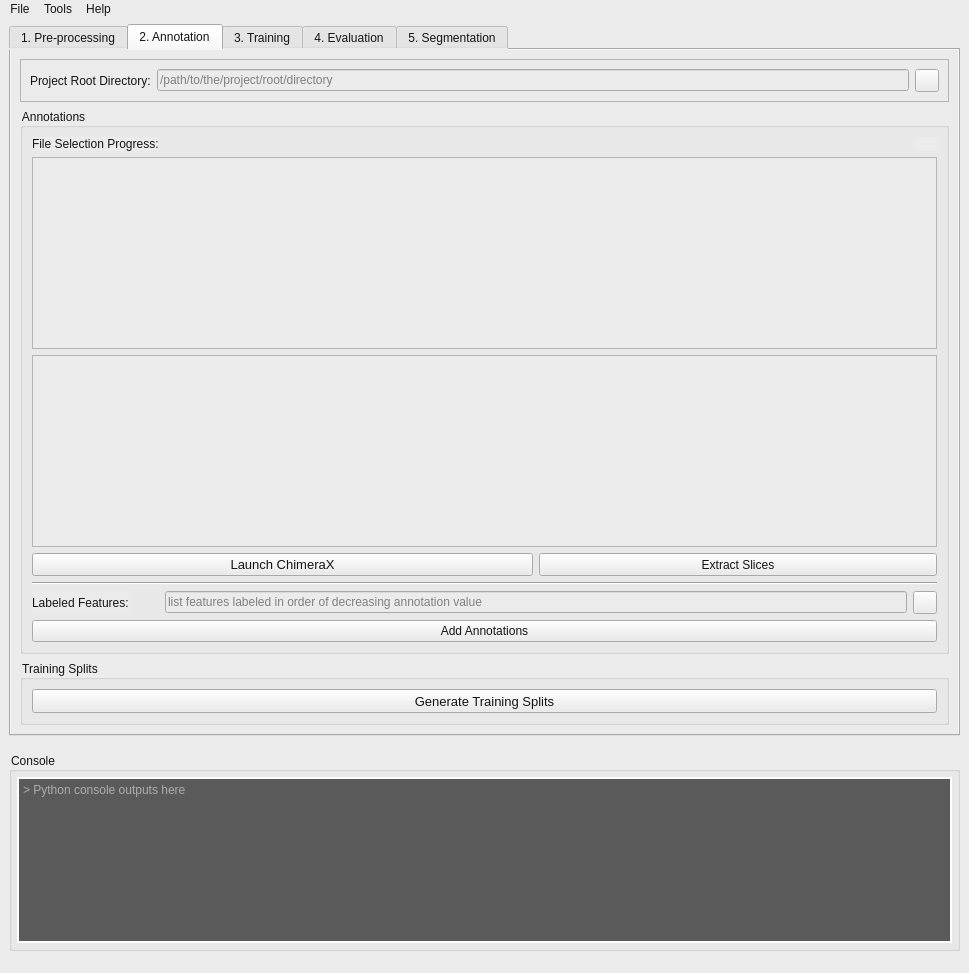
VivianDLi/CryoViT-UI, file qt_project/mainwindow.ui: the form before one commit.
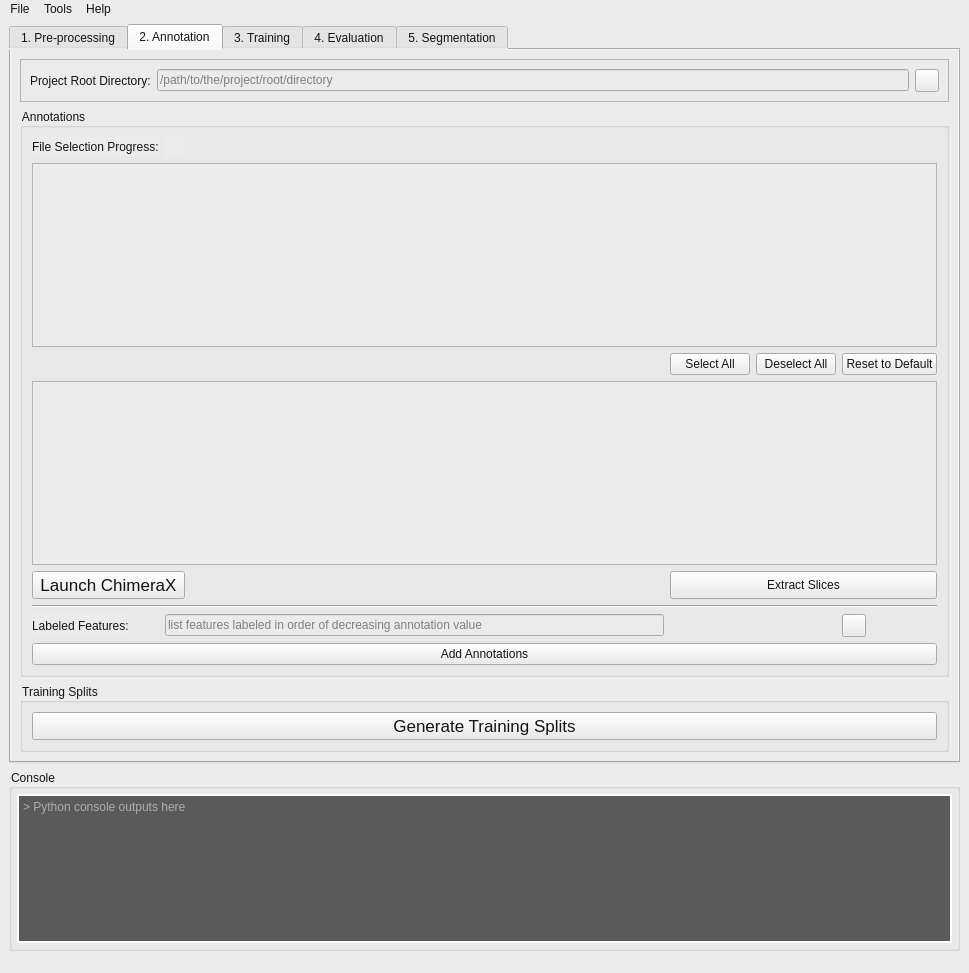
The form after the commit. The open tabs and pages were chosen to show the change. Icons and pictures are not drawn.

Commit message: partial implementation of reworked UI in app

```diff
--- a/qt_project/mainwindow.ui
+++ b/qt_project/mainwindow.ui
@@ -157,22 +157,37 @@
            <string>Annotations</string>
           </property>
           <layout class="QGridLayout" name="gridLayout">
-           <item row="5" column="3">
-            <widget class="QToolButton" name="featuresButton">
+           <item row="2" column="4">
+            <widget class="QPushButton" name="deselectAllButton">
+             <property name="sizePolicy">
+              <sizepolicy hsizetype="Fixed" vsizetype="Fixed">
+               <horstretch>0</horstretch>
+               <verstretch>0</verstretch>
+              </sizepolicy>
+             </property>
+             <property name="text">
+              <string>Deselect All</string>
+             </property>
+            </widget>
+           </item>
+           <item row="6" column="0">
+            <widget class="QLabel" name="featuresLabel">
+             <property name="sizePolicy">
+              <sizepolicy hsizetype="Fixed" vsizetype="Preferred">
+               <horstretch>0</horstretch>
+               <verstretch>0</verstretch>
+              </sizepolicy>
+             </property>
              <property name="toolTip">
               <string>&lt;html&gt;&lt;head/&gt;&lt;body&gt;&lt;p&gt;Add a feature to label. Must be already present in the annotations.&lt;/p&gt;&lt;/body&gt;&lt;/html&gt;</string>
              </property>
              <property name="text">
-              <string/>
-             </property>
-             <property name="icon">
-              <iconset resource="resources.qrc">
-               <normaloff>:/icons/file.svg</normaloff>:/icons/file.svg</iconset>
+              <string>Labeled Features:</string>
              </property>
             </widget>
            </item>
-           <item row="3" column="0" colspan="2">
-            <widget class="QPushButton" name="chimeraButton_2">
+           <item row="4" column="0" colspan="2">
+            <widget class="QPushButton" name="chimeraButton">
              <property name="sizePolicy">
               <sizepolicy hsizetype="Preferred" vsizetype="Expanding">
                <horstretch>0</horstretch>
@@ -187,7 +202,7 @@
              </property>
              <property name="font">
               <font>
-               <pointsize>10</pointsize>
+               <pointsize>13</pointsize>
               </font>
              </property>
              <property name="toolTip">
@@ -198,14 +213,14 @@
              </property>
             </widget>
            </item>
-           <item row="4" column="0" colspan="4">
+           <item row="5" column="0" colspan="6">
             <widget class="Line" name="line">
              <property name="orientation">
               <enum>Qt::Orientation::Horizontal</enum>
              </property>
             </widget>
            </item>
-           <item row="6" column="0" colspan="4">
+           <item row="7" column="0" colspan="6">
             <widget class="QPushButton" name="annotButton">
              <property name="sizePolicy">
               <sizepolicy hsizetype="Expanding" vsizetype="Expanding">
@@ -227,55 +242,17 @@
              </property>
             </widget>
            </item>
-           <item row="1" column="0" colspan="4">
-            <widget class="QTableView" name="sampleView">
-             <property name="sizePolicy">
-              <sizepolicy hsizetype="Expanding" vsizetype="Expanding">
-               <horstretch>0</horstretch>
-               <verstretch>0</verstretch>
-              </sizepolicy>
-             </property>
-            </widget>
-           </item>
-           <item row="5" column="0">
-            <widget class="QLabel" name="featuresLabel">
-             <property name="sizePolicy">
-              <sizepolicy hsizetype="Fixed" vsizetype="Preferred">
-               <horstretch>0</horstretch>
-               <verstretch>0</verstretch>
-              </sizepolicy>
-             </property>
+           <item row="0" column="0">
+            <widget class="QLabel" name="selectLabel">
              <property name="toolTip">
               <string>&lt;html&gt;&lt;head/&gt;&lt;body&gt;&lt;p&gt;Labels for the annotated features. These can either be listed manually in descending order (i.e., decreasing pixel value in the mask image), or imported using the &lt;span style=&quot; font-weight:700;&quot;&gt;.json&lt;/span&gt; produced by exporting from &lt;span style=&quot; font-weight:700;&quot;&gt;Hasty.ai&lt;/span&gt;.&lt;/p&gt;&lt;/body&gt;&lt;/html&gt;</string>
              </property>
              <property name="text">
-              <string>Labeled Features:</string>
+              <string>File Selection Progress:</string>
              </property>
             </widget>
            </item>
-           <item row="3" column="2" colspan="2">
-            <widget class="QPushButton" name="slicesButton">
-             <property name="sizePolicy">
-              <sizepolicy hsizetype="Preferred" vsizetype="Expanding">
-               <horstretch>0</horstretch>
-               <verstretch>0</verstretch>
-              </sizepolicy>
-             </property>
-             <property name="maximumSize">
-              <size>
-               <width>16777215</width>
-               <height>50</height>
-              </size>
-             </property>
-             <property name="toolTip">
-              <string>&lt;html&gt;&lt;head/&gt;&lt;body&gt;&lt;p&gt;Extracts previously-marked slices to the slice directory for further segmentation in &lt;span style=&quot; font-weight:700;&quot;&gt;Hasty.ai&lt;/span&gt;. These are saved in &lt;span style=&quot; font-weight:700;&quot;&gt;project_root_dir/slices&lt;/span&gt;.&lt;/p&gt;&lt;/body&gt;&lt;/html&gt;</string>
-             </property>
-             <property name="text">
-              <string>Extract Slices</string>
-             </property>
-            </widget>
-           </item>
-           <item row="5" column="1" colspan="2">
+           <item row="6" column="1" colspan="2">
             <widget class="QLineEdit" name="featuresDisplay">
              <property name="toolTip">
               <string>&lt;html&gt;&lt;head/&gt;&lt;body&gt;&lt;p&gt;A comma-separated list of segmentation labels, in order of decreasing pixel value in the annotation .png.&lt;/p&gt;&lt;p&gt;The list can either be edited manually, or new features can be added with the + button on the right.&lt;/p&gt;&lt;/body&gt;&lt;/html&gt;</string>
@@ -285,7 +262,7 @@
              </property>
             </widget>
            </item>
-           <item row="2" column="0" colspan="4">
+           <item row="3" column="0" colspan="6">
             <widget class="QTableView" name="fileView">
              <property name="sizePolicy">
               <sizepolicy hsizetype="Expanding" vsizetype="Expanding">
@@ -301,23 +278,103 @@
              </property>
             </widget>
            </item>
-           <item row="0" column="3">
+           <item row="2" column="3">
+            <widget class="QPushButton" name="selectAllButton">
+             <property name="sizePolicy">
+              <sizepolicy hsizetype="Fixed" vsizetype="Fixed">
+               <horstretch>0</horstretch>
+               <verstretch>0</verstretch>
+              </sizepolicy>
+             </property>
+             <property name="text">
+              <string>Select All</string>
+             </property>
+            </widget>
+           </item>
+           <item row="4" column="3" colspan="3">
+            <widget class="QPushButton" name="slicesButton">
+             <property name="sizePolicy">
+              <sizepolicy hsizetype="Preferred" vsizetype="Expanding">
+               <horstretch>0</horstretch>
+               <verstretch>0</verstretch>
+              </sizepolicy>
+             </property>
+             <property name="maximumSize">
+              <size>
+               <width>16777215</width>
+               <height>50</height>
+              </size>
+             </property>
+             <property name="toolTip">
+              <string>&lt;html&gt;&lt;head/&gt;&lt;body&gt;&lt;p&gt;Extracts previously-marked slices to the slice directory for further segmentation in &lt;span style=&quot; font-weight:700;&quot;&gt;Hasty.ai&lt;/span&gt;. These are saved in &lt;span style=&quot; font-weight:700;&quot;&gt;project_root_dir/slices&lt;/span&gt;.&lt;/p&gt;&lt;/body&gt;&lt;/html&gt;</string>
+             </property>
+             <property name="text">
+              <string>Extract Slices</string>
+             </property>
+            </widget>
+           </item>
+           <item row="1" column="0" colspan="6">
+            <widget class="QTableView" name="sampleView">
+             <property name="sizePolicy">
+              <sizepolicy hsizetype="Expanding" vsizetype="Expanding">
+               <horstretch>0</horstretch>
+               <verstretch>0</verstretch>
+              </sizepolicy>
+             </property>
+            </widget>
+           </item>
+           <item row="6" column="5">
+            <widget class="QToolButton" name="featuresButton">
+             <property name="toolTip">
+              <string>&lt;html&gt;&lt;head/&gt;&lt;body&gt;&lt;p&gt;Add a feature to label. Must be already present in the annotations.&lt;/p&gt;&lt;/body&gt;&lt;/html&gt;</string>
+             </property>
+             <property name="text">
+              <string/>
+             </property>
+             <property name="icon">
+              <iconset resource="resources.qrc">
+               <normaloff>:/icons/file.svg</normaloff>:/icons/file.svg</iconset>
+             </property>
+            </widget>
+           </item>
+           <item row="2" column="5">
+            <widget class="QPushButton" name="resetDefaultButton">
+             <property name="sizePolicy">
+              <sizepolicy hsizetype="Fixed" vsizetype="Fixed">
+               <horstretch>0</horstretch>
+               <verstretch>0</verstretch>
+              </sizepolicy>
+             </property>
+             <property name="text">
+              <string>Reset to Default</string>
+             </property>
+            </widget>
+           </item>
+           <item row="0" column="1">
             <widget class="QLabel" name="syncIcon">
+             <property name="sizePolicy">
+              <sizepolicy hsizetype="Fixed" vsizetype="Fixed">
+               <horstretch>0</horstretch>
+               <verstretch>0</verstretch>
+              </sizepolicy>
+             </property>
+             <property name="minimumSize">
+              <size>
+               <width>20</width>
+               <height>20</height>
+              </size>
+             </property>
+             <property name="layoutDirection">
+              <enum>Qt::LayoutDirection::LeftToRight</enum>
+             </property>
              <property name="text">
               <string/>
              </property>
              <property name="textFormat">
               <enum>Qt::TextFormat::PlainText</enum>
              </property>
-            </widget>
-           </item>
-           <item row="0" column="0">
-            <widget class="QLabel" name="selectLabel">
-             <property name="toolTip">
-              <string>&lt;html&gt;&lt;head/&gt;&lt;body&gt;&lt;p&gt;Records current annotation progress for specific samples and files, and allows users to select files to annotate further.&lt;/p&gt;&lt;/body&gt;&lt;/html&gt;</string>
-             </property>
-             <property name="text">
-              <string>File Selection Progress:</string>
+             <property name="alignment">
+              <set>Qt::AlignmentFlag::AlignRight|Qt::AlignmentFlag::AlignTrailing|Qt::AlignmentFlag::AlignVCenter</set>
              </property>
             </widget>
            </item>
@@ -352,7 +409,7 @@
              </property>
              <property name="font">
               <font>
-               <pointsize>10</pointsize>
+               <pointsize>13</pointsize>
               </font>
              </property>
              <property name="toolTip">
```
Left out of the diff: 6 changed lines with no effect on the pictures. The commit also changes 6 other files.
